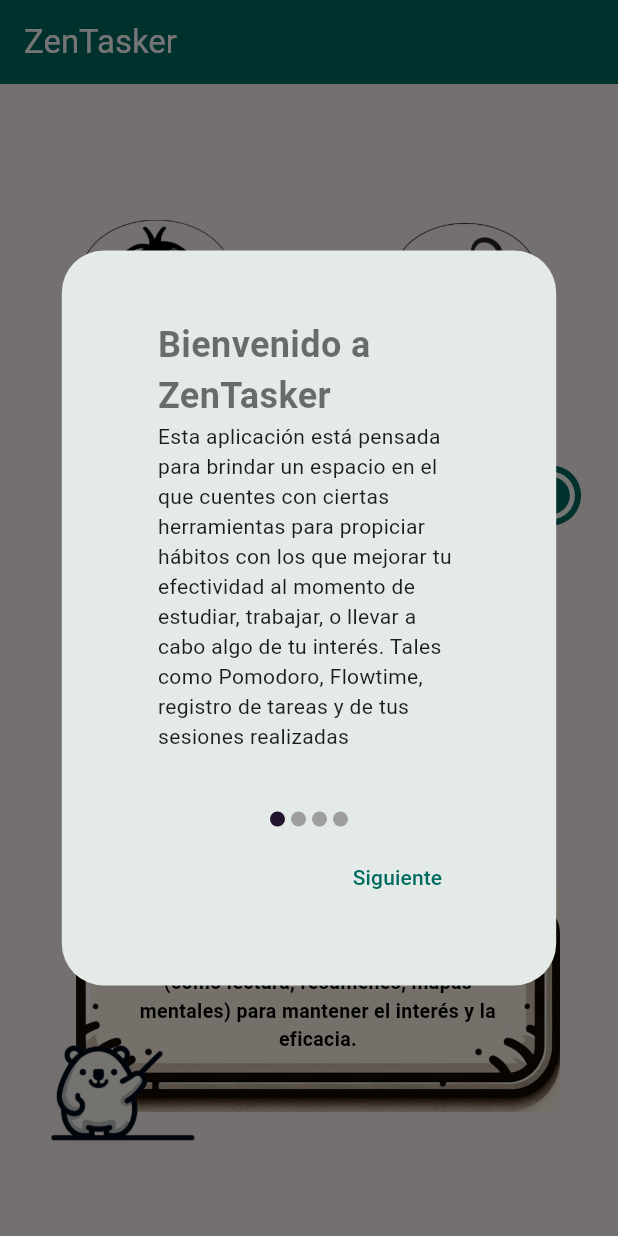
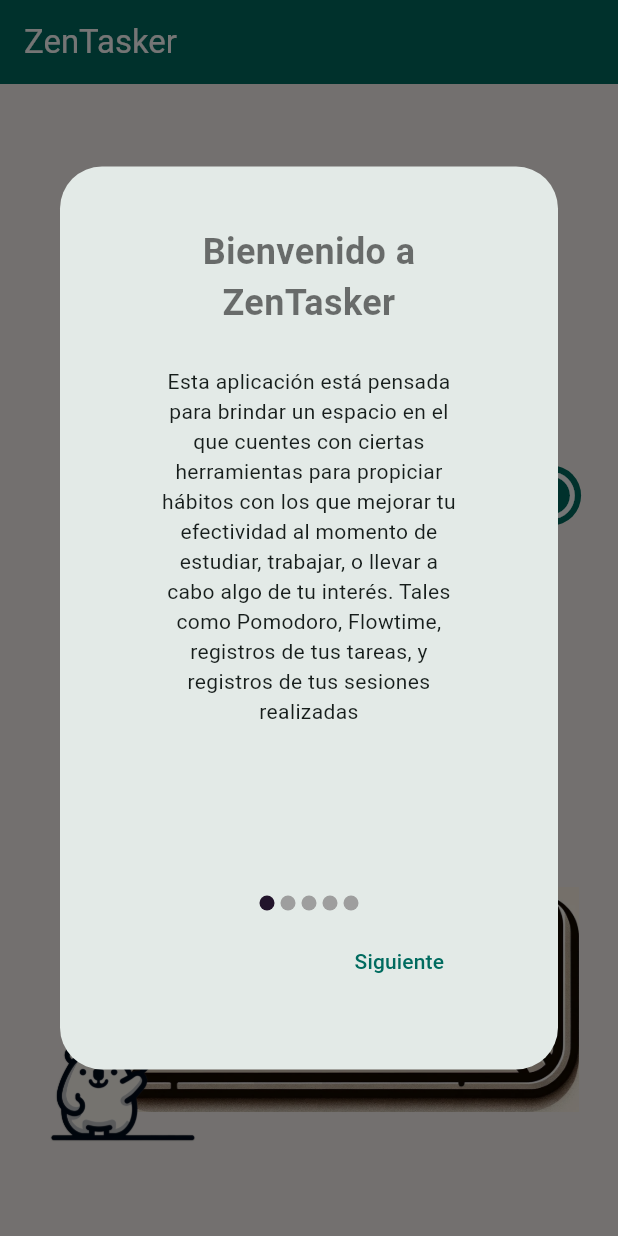
Before and after one commit to Bashisero/Focus_DegreeWork, a Flutter app: the screen it shows after launch, after a tap on the "info outline" icon, on a phone screen of 412 x 824 dp. Run offline on Flutter 3.47's test engine with Material 2 defaults, Android fonts, the phone set to English and light mode, and no system bars; our stand-ins replace audioplayers, drift; missing offline and left inert: feature_discovery; accounts and stored records are empty; generated files the repository leaves out were written again.

Commit message:
Supuestamente está todo arreglado

```diff
--- a/lib/detalleFlow.dart
+++ b/lib/detalleFlow.dart
@@ -117,7 +117,8 @@ class DetalleFlow extends StatelessWidget {
                     ),
                   ),
                   // Parte inferior con el texto de registro.anotaciones en un cuadro blanco
-                  Container(
+                  SingleChildScrollView(
+                    child: Container(
                       decoration: BoxDecoration(
                         color: Colors.white,
                         border: Border.all(color: Colors.black, width: 2.0),
@@ -139,6 +140,7 @@ class DetalleFlow extends StatelessWidget {
                         ),
                       ),
                     ),
+                  ),
                 ],
               ),
             )
--- a/lib/flowtime.dart
+++ b/lib/flowtime.dart
@@ -530,7 +530,7 @@ class _FlowTimeState extends State<FlowTime> {
                                           MainAxisAlignment.center,
                                       children: [
                                         Text(
-                                            "Trabajaste sin parar por: ${registro.tiempoSesionF}"),
+                                            "Trabajaste por: ${registro.tiempoSesionF}"),
                                       ],
                                     ),
                                   ],
@@ -602,6 +602,7 @@ class _FlowTimeState extends State<FlowTime> {
             TextButton(
               onPressed: () {
                 Navigator.of(context).pop();
+                Navigator.of(context).pop();
               },
               child: const Text('No'),
             ),
--- a/lib/main.dart
+++ b/lib/main.dart
@@ -9,11 +9,8 @@ import 'package:tesis/models.dart';
 import 'package:tesis/pomodoro.dart';
 import 'package:tesis/projects.dart';
 import 'package:tesis/tools.dart';
-import 'descansoPom.dart';
 
 //
-int tomates = 0;
-int rondas = 0;
 void main() {
   runApp(
     MultiProvider(
@@ -38,7 +35,6 @@ class MyApp extends StatelessWidget {
     return FeatureDiscovery(
       child: MaterialApp(
         routes: {
-          '/descansoPom': (context) => const DescansoPom(),
           '/pomodoro': (context) => const Pomodoro(),
           '/flowtime': (context) => const FlowTime(),
           '/proyectos': (context) => const Projects(),
@@ -114,8 +110,9 @@ class _MyHomePageState extends State<MyHomePage> {
             // Asegúrate de que el contenido pueda desplazarse
             child: Container(
               // Envuelve en un Container para dar un tamaño específico si es necesario
-              width: MediaQuery.of(context).size.width * 0.8,
-              padding: const EdgeInsets.only(),// Añade padding alrededor del contenido del diálogo // por ejemplo, el 80% del ancho de la pantalla
+              width: MediaQuery.of(context).size.width * 0.95,
+              padding: const EdgeInsets
+                  .only(), // Añade padding alrededor del contenido del diálogo // por ejemplo, el 80% del ancho de la pantalla
               child: const InfoDialogContent(),
             ),
           ),
@@ -136,7 +133,7 @@ class _MyHomePageState extends State<MyHomePage> {
     double infoButtonRightPosition = screenSize.width * 0.05;
 
     double tableroBottomPosition = screenSize.height * 0.1;
-    double tableroRightPosition = screenSize.width * 0.0;
+    double tableroRightPosition = screenSize.width * -0.03;
 
     double wombatBottomPosition = screenSize.height * 0.05;
     double wombatRightPosition = screenSize.width * 0.68;
@@ -357,15 +354,26 @@ class InfoDialogContentState extends State<InfoDialogContent> {
 
   // Define una lista de widgets que representen el contenido de cada página.
   final List<Widget> _pagesContent = [
-    const Column(
+    const SingleChildScrollView(
+      child: Column(
+        mainAxisSize: MainAxisSize.min,
         mainAxisAlignment: MainAxisAlignment.center,
         children: [
-        Center(child: Text('Bienvenido a ZenTasker', style: estiloTitulos)),
-        Text(
-            'Esta aplicación está pensada para brindar un espacio en el que cuentes con ciertas herramientas para propiciar hábitos con los que mejorar tu efectividad al momento de estudiar, trabajar, o llevar a cabo algo de tu interés. Tales como Pomodoro, Flowtime, registro de tareas y de tus sesiones realizadas'),
+          Center(
+              child: Text('Bienvenido a ZenTasker',
+                  style: estiloTitulos, textAlign: TextAlign.center)),
+          Padding(
+            padding: EdgeInsets.only(top: 25.0),
+            child: Text(
+                'Esta aplicación está pensada para brindar un espacio en el que cuentes con ciertas herramientas para propiciar hábitos con los que mejorar tu efectividad al momento de estudiar, trabajar, o llevar a cabo algo de tu interés. Tales como Pomodoro, Flowtime, registros de tus tareas, y registros de tus sesiones realizadas',
+                textAlign: TextAlign.center),
+          ),
         ],
       ),
-    const Column(
+    ),
+    const SingleChildScrollView(
+      child: Column(
+        mainAxisSize: MainAxisSize.min,
         mainAxisAlignment: MainAxisAlignment.center,
         children: [
           Center(
@@ -382,21 +390,51 @@ class InfoDialogContentState extends State<InfoDialogContent> {
           ),
         ],
       ),
-    const Column(
+    ),
+    const SingleChildScrollView(
+      child: Column(
         mainAxisAlignment: MainAxisAlignment.center,
         children: [
-        Center(child: Text('Déjate llevar', style: estiloTitulos,)),
-        Text(
+          Center(
+              child: Text('Déjate llevar',
+                  style: estiloTitulos, textAlign: TextAlign.center)),
+          Padding(
+            padding: EdgeInsets.only(top: 12.0, bottom: 5.0),
+            child: Text(
                 'FlowTime se trata de una técnica basada en la teoría del flujo, la cual consiste en esos momentos en los que estás absorbido por una actividad en concreta y pierdes incluso la noción del tiempo, pudiendo desenvolverte en esto indefinidamente. Tiene un enfoque mayormente enfocado a tareas de creativas, de análisis, y resolución de problemas'),
-        Text('¿Cómo funciona?'),
+          ),
         ],
       ),
-    const Column(
+    ),
+    const SingleChildScrollView(
+      child: Column(
         mainAxisAlignment: MainAxisAlignment.center,
         children: [
-        Center(child: Text('Organiza tus actividades', style: estiloTitulos)),
-        Text('Llevar un control visual de tus pendientes, sea trabajo o proyectos personales, es una gran forma de empezar a visualizar tu progreso, tu rendimiento, ¡E incluso tu motivación para hacer algo!'),
+          Center(
+              child: Text('Organiza tus actividades',
+                  style: estiloTitulos, textAlign: TextAlign.center)),
+          Padding(
+            padding: EdgeInsets.only(top: 12.0, bottom: 5.0),
+            child: Text(
+                'Llevar un control visual de tus pendientes, sea trabajo o proyectos personales, es una gran forma de empezar a visualizar tu progreso, tu rendimiento, ¡E incluso tu motivación para hacer algo!'),
+          ),
         ],
+      ),
+    ),
+    const SingleChildScrollView(
+      child: Column(
+        mainAxisAlignment: MainAxisAlignment.center,
+        children: [
+          Center(
+              child: Text('Parece que quiere llover...',
+                  style: estiloTitulos, textAlign: TextAlign.center)),
+          Padding(
+            padding: EdgeInsets.only(top: 12.0, bottom: 5.0),
+            child: Text(
+                '¿Necesitas dar en el blanco con alguna idea? Puedes dejar libre cualquiera que se te ocurra y filtrarlas cuanto se te antojen, hasta que des con la(s) correcta(s)'),
+          )
+        ],
+      ),
     )
     // Agrega más Widgets para las otras páginas siguiendo la misma estructura.
   ];
@@ -411,8 +449,8 @@ class InfoDialogContentState extends State<InfoDialogContent> {
   Widget build(BuildContext context) {
     return AlertDialog(
       content: SizedBox(
-        height: 300, // Ajusta según tu contenido
-        width: double.maxFinite,
+        height: MediaQuery.of(context).size.height * 0.5,
+        width: MediaQuery.of(context).size.width * 0.5,
         child: PageView.builder(
           controller: _pageController,
           itemCount: _pagesContent.length, // Número total de páginas
@@ -422,7 +460,6 @@ class InfoDialogContentState extends State<InfoDialogContent> {
             });
           },
           itemBuilder: (context, index) {
-            // Devuelve el widget de contenido correspondiente al índice actual
             return _pagesContent[index];
           },
         ),
```
Also changed, not shown: lib/descansoPom.dart (+5 -4 lines), lib/detallesProyecto.dart (+5 -2 lines), lib/pomodoro.dart (+24 -9 lines), lib/projects.dart (+10 -8 lines). Lines whose indentation alone changed are shown as unchanged.
